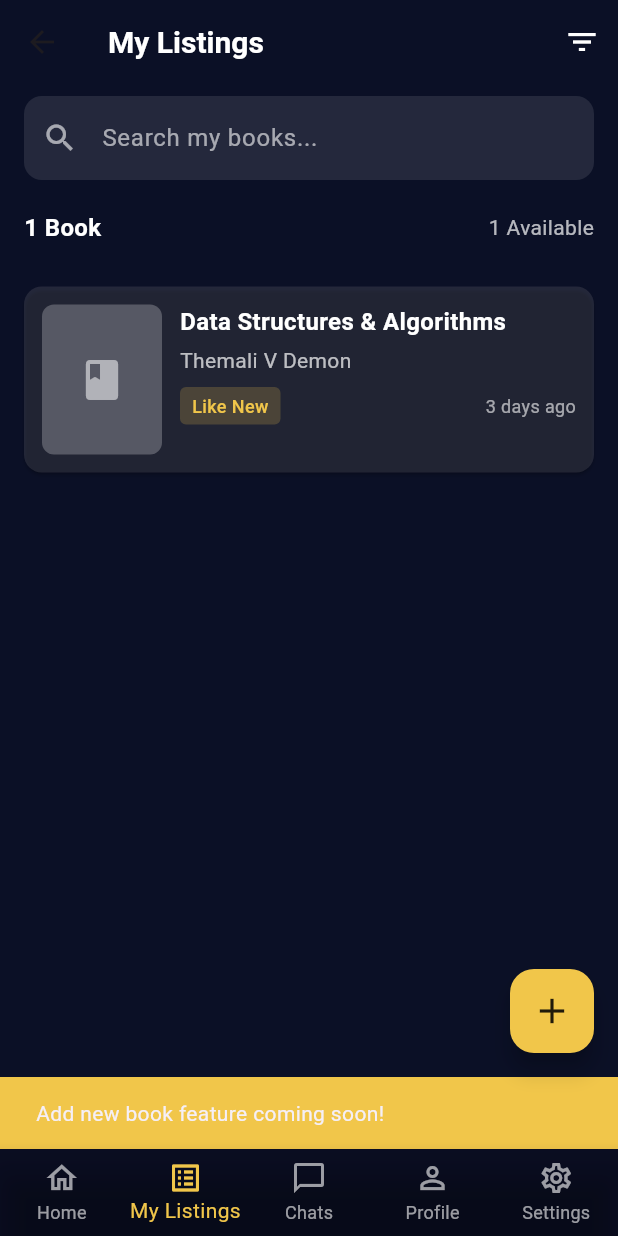
After one commit to Nick-Lemy/book_swap, a Flutter app: the BrowseListingsPage screen opened by its route, item 2 of the bottom bar chosen, after a tap on the "add" icon, on a phone screen of 412 x 824 dp. The commit adds this screen. Run offline on Flutter 3.47's test engine with Material 3 defaults, Android fonts, the phone set to English and light mode, and no system bars.

Commit message:
feat: add MyListingsPage and integrate navigation from BrowseListingsPage

```diff
--- a/lib/main.dart
+++ b/lib/main.dart
@@ -2,6 +2,7 @@ import 'package:book_swap/screens/login_page.dart';
 import 'package:book_swap/screens/signup_page.dart';
 import 'package:book_swap/screens/welcome_page.dart';
 import 'package:book_swap/screens/browse_listings_page.dart';
+import 'package:book_swap/screens/my_listings_page.dart';
 import 'package:flutter/material.dart';
 
 void main() {
@@ -22,6 +23,7 @@ class MyApp extends StatelessWidget {
         '/login': (context) => const LoginPage(),
         '/signup': (context) => const SignUpPage(),
         '/browse': (context) => const BrowseListingsPage(),
+        '/my-listings': (context) => const MyListingsPage(),
       },
     );
   }
--- a/lib/screens/browse_listings_page.dart
+++ b/lib/screens/browse_listings_page.dart
@@ -113,7 +113,9 @@ class _BrowseListingsPageState extends State<BrowseListingsPage> {
       bottomNavigationBar: AppBottomNavBar(
         currentIndex: 0,
         onTap: (index) {
-          // TODO: Handle navigation
+          if (index == 1) {
+            Navigator.pushNamed(context, '/my-listings');
+          }
         },
       ),
     );
--- /dev/null
+++ b/lib/screens/my_listings_page.dart
@@ -0,0 +1,191 @@
+import 'package:flutter/material.dart';
+import '../widgets/app_bottom_nav_bar.dart';
+import '../widgets/search_text_field.dart';
+import '../widgets/book_listing_card.dart';
+import '../constants/dummy_data.dart';
+import '../models/book.dart';
+
+class MyListingsPage extends StatefulWidget {
+  const MyListingsPage({super.key});
+
+  @override
+  State<MyListingsPage> createState() => _MyListingsPageState();
+}
+
+class _MyListingsPageState extends State<MyListingsPage> {
+  static const Color _bg = Color(0xFF0B1026);
+  static const Color _accent = Color(0xFFF1C64A);
+
+  // For now, we'll filter books by a specific user email
+  // In a real app, this would come from authentication
+  final String currentUserEmail = 'john.smith@university.edu';
+  List<Book> myBooks = [];
+  List<Book> filteredBooks = [];
+  String searchQuery = '';
+
+  @override
+  void initState() {
+    super.initState();
+    _loadMyBooks();
+  }
+
+  void _loadMyBooks() {
+    setState(() {
+      myBooks = dummyBooks
+          .where((book) => book.ownerEmail == currentUserEmail)
+          .toList();
+      filteredBooks = myBooks;
+    });
+  }
+
+  void _onSearchChanged(String query) {
+    setState(() {
+      searchQuery = query;
+      if (query.isEmpty) {
+        filteredBooks = myBooks;
+      } else {
+        filteredBooks = myBooks.where((book) {
+          return book.title.toLowerCase().contains(query.toLowerCase()) ||
+              book.author.toLowerCase().contains(query.toLowerCase());
+        }).toList();
+      }
+    });
+  }
+
+  void _addNewBook() {
+    // TODO: Navigate to add book page
+    ScaffoldMessenger.of(context).showSnackBar(
+      const SnackBar(
+        content: Text('Add new book feature coming soon!'),
+        backgroundColor: _accent,
+      ),
+    );
+  }
+
+  @override
+  Widget build(BuildContext context) {
+    return Scaffold(
+      backgroundColor: _bg,
+      appBar: AppBar(
+        backgroundColor: Colors.transparent,
+        elevation: 0,
+        title: const Text(
+          'My Listings',
+          style: TextStyle(
+            color: Colors.white,
+            fontSize: 20,
+            fontWeight: FontWeight.w600,
+          ),
+        ),
+        actions: [
+          IconButton(
+            icon: const Icon(Icons.filter_list, color: Colors.white),
+            onPressed: () {
+              // TODO: Add filter options
+            },
+          ),
+        ],
+      ),
+      body: Column(
+        children: [
+          // Search bar
+          Container(
+            padding: const EdgeInsets.symmetric(horizontal: 16, vertical: 8),
+            child: SearchTextField(
+              hintText: 'Search my books...',
+              onChanged: _onSearchChanged,
+            ),
+          ),
+          // Stats bar
+          Container(
+            padding: const EdgeInsets.symmetric(horizontal: 16, vertical: 12),
+            child: Row(
+              mainAxisAlignment: MainAxisAlignment.spaceBetween,
+              children: [
+                Text(
+                  '${myBooks.length} ${myBooks.length == 1 ? 'Book' : 'Books'}',
+                  style: const TextStyle(
+                    color: Colors.white,
+                    fontSize: 16,
+                    fontWeight: FontWeight.w600,
+                  ),
+                ),
+                Text(
+                  '${myBooks.where((b) => b.isAvailable).length} Available',
+                  style: const TextStyle(color: Colors.white70, fontSize: 14),
+                ),
+              ],
+            ),
+          ),
+          // Listings
+          Expanded(
+            child: filteredBooks.isEmpty
+                ? Center(
+                    child: Column(
+                      mainAxisAlignment: MainAxisAlignment.center,
+                      children: [
+                        Icon(
+                          Icons.book_outlined,
+                          size: 64,
+                          color: Colors.white24,
+                        ),
+                        const SizedBox(height: 16),
+                        Text(
+                          searchQuery.isEmpty
+                              ? 'No books listed yet'
+                              : 'No books found',
+                          style: const TextStyle(
+                            color: Colors.white70,
+                            fontSize: 16,
+                          ),
+                        ),
+                        if (searchQuery.isEmpty) ...[
+                          const SizedBox(height: 8),
+                          const Text(
+                            'Tap the + button to add your first book',
+                            style: TextStyle(
+                              color: Colors.white60,
+                              fontSize: 14,
+                            ),
+                          ),
+                        ],
+                      ],
+                    ),
+                  )
+                : ListView.builder(
+                    padding: const EdgeInsets.all(16),
+                    itemCount: filteredBooks.length,
+                    itemBuilder: (context, index) {
+                      final book = filteredBooks[index];
+                      return BookListingCard(
+                        title: book.title,
+                        author: book.author,
+                        status: book.condition,
+                        timePosted: book.timeAgo,
+                        onTap: () {
+                          // TODO: Navigate to edit/view book details
+                        },
+                      );
+                    },
+                  ),
+          ),
+        ],
+      ),
+      floatingActionButton: FloatingActionButton(
+        onPressed: _addNewBook,
+        backgroundColor: _accent,
+        foregroundColor: Colors.black87,
+        child: const Icon(Icons.add, size: 28),
+      ),
+      bottomNavigationBar: AppBottomNavBar(
+        currentIndex: 1,
+        onTap: (index) {
+          // TODO: Handle navigation
+          if (index == 0) {
+            Navigator.pushNamed(context, '/browse');
+          }
+        },
+      ),
+    );
+  }
+}
```
